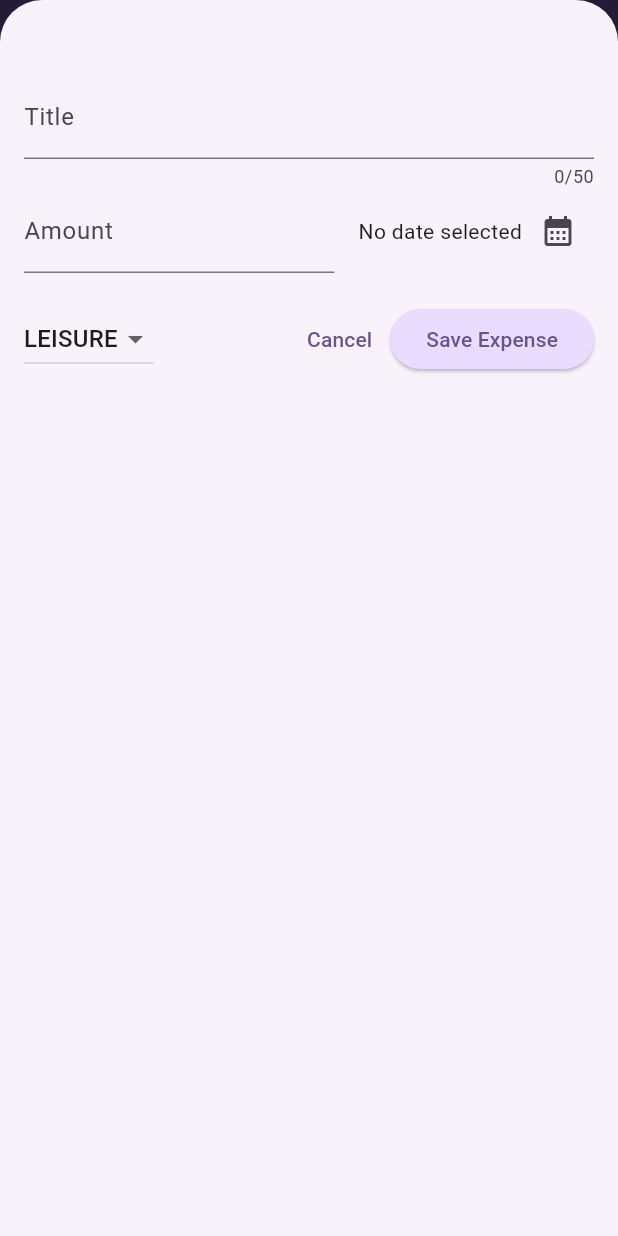
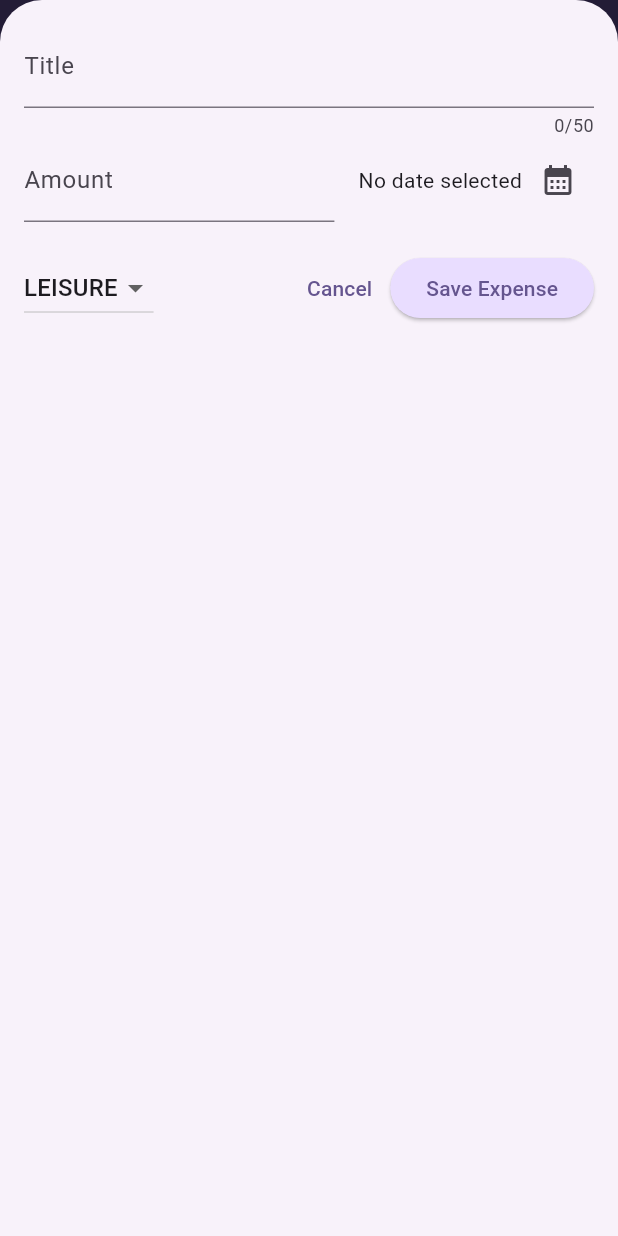
Before and after one commit to jibreelfahd/Flutter-Expense-App, a Flutter app: the screen it shows after launch, after a tap on the "add" icon, on a phone screen of 412 x 824 dp. Run offline on Flutter 3.47's test engine with Material 3 defaults, Android fonts, the phone set to English and light mode, and no system bars.

Commit message:
add responsiveness

```diff
--- a/lib/main.dart
+++ b/lib/main.dart
@@ -1,4 +1,5 @@
 import 'package:flutter/material.dart';
+// import 'package:flutter/services.dart';
 
 import 'package:flutter_apps/widgets/expenses.dart';
 
@@ -12,6 +13,8 @@ var kDarkColorScheme = ColorScheme.fromSeed(
 );
 
 void main() {
+  // WidgetsFlutterBinding.ensureInitialized();
+  // SystemChrome.setPreferredOrientations([DeviceOrientation.portraitUp]).then((fn) => );
   runApp(
     MaterialApp(
       darkTheme: ThemeData.dark().copyWith(
--- a/lib/widgets/expenses.dart
+++ b/lib/widgets/expenses.dart
@@ -61,6 +61,7 @@ class _ExpenseState extends State<Expenses> {
 
   void _showAddExpenseOverlay() {
     showModalBottomSheet(
+      useSafeArea: true,
       isScrollControlled: true,
       context: context,
       builder: (ctx) => NewExpense(_addExpense),
@@ -69,6 +70,8 @@ class _ExpenseState extends State<Expenses> {
 
   @override
   Widget build(BuildContext context) {
+    final width = MediaQuery.of(context).size.width;
+
     Widget mainContent = const Center(
       child: Text(
         'No expenses available, try adding some!',
@@ -94,14 +97,26 @@ class _ExpenseState extends State<Expenses> {
             ),
           ],
         ),
-      body: Column(
+        body: width < 600
+            ? Column(
                 children: [
                   Chart(expenses: _registeredExpenses),
                   Expanded(
                     child: mainContent,
                   ),
                 ],
+              )
+            : Row(
+                children: [
+                  Expanded(
+                    child: Chart(
+                      expenses: _registeredExpenses,
                     ),
-    );
+                  ),
+                  Expanded(
+                    child: mainContent,
+                  ),
+                ],
+              ));
   }
 }
--- a/lib/widgets/new_expense.dart
+++ b/lib/widgets/new_expense.dart
@@ -75,8 +75,13 @@ class _NewExpenseState extends State<NewExpense> {
 
   @override
   Widget build(BuildContext context) {
-    return Padding(
-      padding: const EdgeInsets.fromLTRB(16, 50, 16, 16),
+    final keyboardHeight = MediaQuery.of(context).viewInsets.bottom;
+    return LayoutBuilder(builder: (ctx, constraints) {
+      return SizedBox(
+        height: double.infinity,
+        child: SingleChildScrollView(
+          child: Padding(
+            padding: EdgeInsets.fromLTRB(16, 16, 16, keyboardHeight + 16),
             child: Column(
               children: [
                 TextField(
@@ -159,6 +164,9 @@ class _NewExpenseState extends State<NewExpense> {
                 ),
               ],
             ),
+          ),
+        ),
       );
+    });
   }
 }
```
Lines whose indentation alone changed are shown as unchanged.
